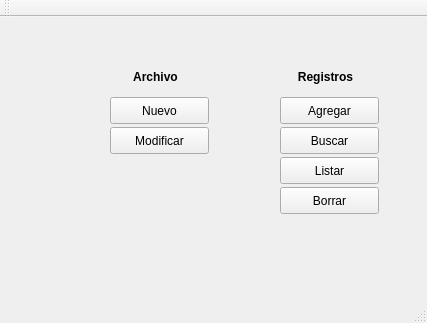
First picture: the form in window.ui, repository Denisse23/ProyectoArchivos, before the edit.
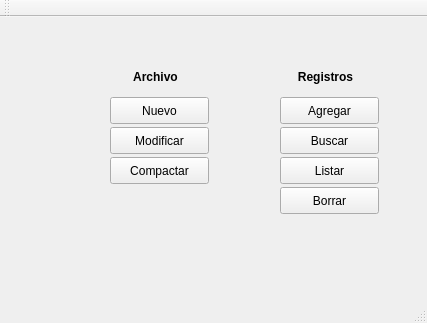
Second picture: the form after the edit.

```diff
--- a/window.ui
+++ b/window.ui
@@ -118,6 +118,19 @@
      <string>Modificar</string>
     </property>
    </widget>
+   <widget class="QPushButton" name="pushButton_2">
+    <property name="geometry">
+     <rect>
+      <x>110</x>
+      <y>140</y>
+      <width>99</width>
+      <height>27</height>
+     </rect>
+    </property>
+    <property name="text">
+     <string>Compactar</string>
+    </property>
+   </widget>
   </widget>
   <widget class="QMenuBar" name="menuBar">
    <property name="geometry">
```
